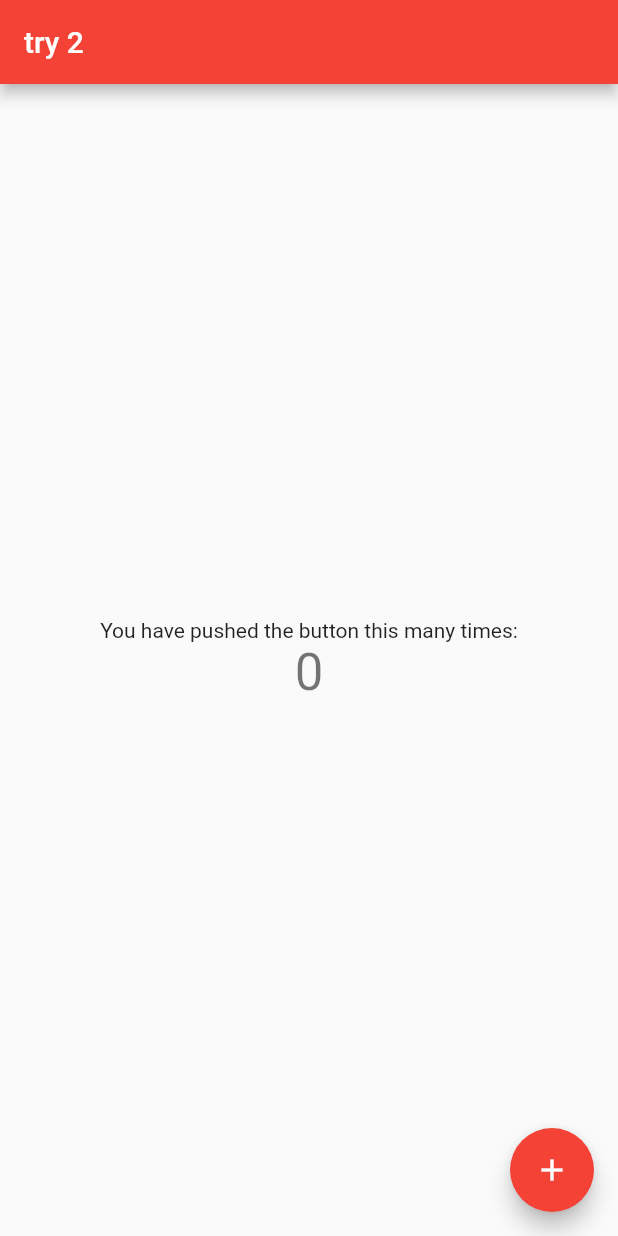
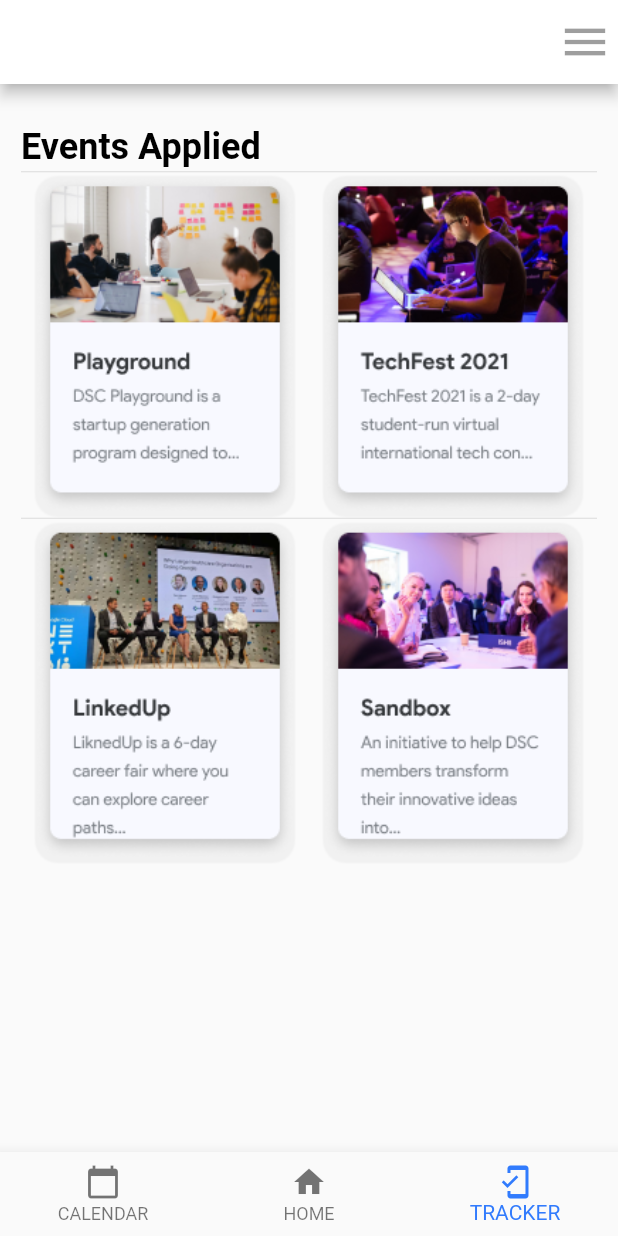
Before and after one commit to dsc-ateneo-de-manila-university/dsc-loyola-app, a Flutter app: the screen it shows after launch, on a phone screen of 412 x 824 dp. Run offline on Flutter 3.47's test engine with Material 2 defaults, Android fonts, the light colour scheme and no system bars.

Commit message:
created tracker - events applied screen, no functionality yet, cards are placeholders

```diff
--- a/lib/main.dart
+++ b/lib/main.dart
@@ -9,105 +9,147 @@ class MyApp extends StatelessWidget {
   @override
   Widget build(BuildContext context) {
     return MaterialApp(
-      title: 'Flutter Demo',
+      title: 'Tracker',
       theme: ThemeData(
-        // This is the theme of your application.
-        //
-        // Try running your application with "flutter run". You'll see the
-        // application has a blue toolbar. Then, without quitting the app, try
-        // changing the primarySwatch below to Colors.green and then invoke
-        // "hot reload" (press "r" in the console where you ran "flutter run",
-        // or simply save your changes to "hot reload" in a Flutter IDE).
-        // Notice that the counter didn't resetgit back to zero; the application
-        // is not restarted.
-        primarySwatch: Colors.red,
+        primaryColor: Colors.white
       ),
-      home: MyHomePage(title: 'try 2'),
+      home: Tracker(),
     );
   }
 }
 
-class MyHomePage extends StatefulWidget {
-  MyHomePage({Key key, this.title}) : super(key: key);
-
-  // This widget is the home page of your application. It is stateful, meaning
-  // that it has a State object (defined below) that contains fields that affect
-  // how it looks.
-
-  // This class is the configuration for the state. It holds the values (in this
-  // case the title) provided by the parent (in this case the App widget) and
-  // used by the build method of the State. Fields in a Widget subclass are
-  // always marked "final".
-
-  final String title;
-
-  @override
-  _MyHomePageState createState() => _MyHomePageState();
-}
-
-class _MyHomePageState extends State<MyHomePage> {
-  int _counter = 0;
-
-  void _incrementCounter() {
-    setState(() {
-      // This call to setState tells the Flutter framework that something has
-      // changed in this State, which causes it to rerun the build method below
-      // so that the display can reflect the updated values. If we changed
-      // _counter without calling setState(), then the build method would not be
-      // called again, and so nothing would appear to happen.
-      _counter++;
-    });
-  }
-
+class Tracker extends StatelessWidget {
   @override
   Widget build(BuildContext context) {
-    // This method is rerun every time setState is called, for instance as done
-    // by the _incrementCounter method above.
-    //
-    // The Flutter framework has been optimized to make rerunning build methods
-    // fast, so that you can just rebuild anything that needs updating rather
-    // than having to individually change instances of widgets.
     return Scaffold(
       appBar: AppBar(
-        // Here we take the value from the MyHomePage object that was created by
-        // the App.build method, and use it to set our appbar title.
-        title: Text(widget.title),
+        actions: [
+          IconButton(icon: Icon(Icons.menu, size: 36.0,), onPressed: null)
+        ],
       ),
-      body: Center(
-        // Center is a layout widget. It takes a single child and positions it
-        // in the middle of the parent.
+      body: Container(
+        margin: EdgeInsets.only(top: 28.0, left: 14.0, bottom: 28.0, right: 14.0),
         child: Column(
-          // Column is also a layout widget. It takes a list of children and
-          // arranges them vertically. By default, it sizes itself to fit its
-          // children horizontally, and tries to be as tall as its parent.
-          //
-          // Invoke "debug painting" (press "p" in the console, choose the
-          // "Toggle Debug Paint" action from the Flutter Inspector in Android
-          // Studio, or the "Toggle Debug Paint" command in Visual Studio Code)
-          // to see the wireframe for each widget.
-          //
-          // Column has various properties to control how it sizes itself and
-          // how it positions its children. Here we use mainAxisAlignment to
-          // center the children vertically; the main axis here is the vertical
-          // axis because Columns are vertical (the cross axis would be
-          // horizontal).
-          mainAxisAlignment: MainAxisAlignment.center,
-          children: <Widget>[
-            Text(
-              'You have pushed the button this many times:',
+          children: [
+            Row(
+              mainAxisAlignment: MainAxisAlignment.start,
+              children: [
+                Text(
+                  'Events Applied',
+                  style: Theme.of(context).textTheme.headline5.copyWith(
+                    fontWeight: FontWeight.bold,
+                    color: Colors.black,
+                    fontSize: 24.0,
+                  ),
+                ),
+              ],
             ),
-            Text(
-              '$_counter',
-              style: Theme.of(context).textTheme.headline4,
+            Divider(height: 5.0),
+            Row(
+              mainAxisAlignment: MainAxisAlignment.spaceAround,
+              children: [
+                Container(
+                  decoration: BoxDecoration(
+                    boxShadow: [
+                      BoxShadow(
+                        color: Colors.grey.withOpacity(0.1),
+                        spreadRadius: 0.05,
+                        blurRadius: 0.3,
+                        offset: Offset(0, 1),
+                      )
+                    ],
+                    borderRadius: BorderRadius.circular(15.0),
+                  ),
+                  child: Image.asset(
+                    'images/Vertical_Card_Playground.png',
+                    width: 172,
+                    height: 226,
+                  ),
+                ),
+                Container(
+                  decoration: BoxDecoration(
+                    boxShadow: [
+                      BoxShadow(
+                        color: Colors.grey.withOpacity(0.1),
+                        spreadRadius: 0.05,
+                        blurRadius: 0.3,
+                        offset: Offset(0, 1),
+                      )
+                    ],
+                    borderRadius: BorderRadius.circular(15.0),
+                  ),
+                  child: Image.asset(
+                    'images/Vertical_Card_TechFest.png',
+                    width: 172,
+                    height: 226,
+                  ),
+                ),
+              ],
+            ),
+            Divider(height: 5.0),
+            Row(
+              mainAxisAlignment: MainAxisAlignment.spaceAround,
+              children: [
+                Container(
+                  decoration: BoxDecoration(
+                    boxShadow: [
+                      BoxShadow(
+                        color: Colors.grey.withOpacity(0.1),
+                        spreadRadius: 0.05,
+                        blurRadius: 0.3,
+                        offset: Offset(0, 1),
+                      )
+                    ],
+                    borderRadius: BorderRadius.circular(15.0),
+                  ),
+                  child: Image.asset(
+                    'images/Vertical_Card_LinkedUp.png',
+                    width: 172,
+                    height: 226,
+                  ),
+                ),
+                Container(
+                  decoration: BoxDecoration(
+                    boxShadow: [
+                      BoxShadow(
+                        color: Colors.grey.withOpacity(0.1),
+                        spreadRadius: 0.05,
+                        blurRadius: 0.3,
+                        offset: Offset(0, 1),
+                      )
+                    ],
+                    borderRadius: BorderRadius.circular(15.0),
+                  ),
+                  child: Image.asset(
+                    'images/Vertical_Card_SandBox.png',
+                    width: 172,
+                    height: 226,
+                  ),
+                ),
+              ],
             ),
           ],
         ),
       ),
-      floatingActionButton: FloatingActionButton(
-        onPressed: _incrementCounter,
-        tooltip: 'Increment',
-        child: Icon(Icons.add),
-      ), // This trailing comma makes auto-formatting nicer for build methods.
+      bottomNavigationBar: BottomNavigationBar(
+        currentIndex: 2,
+        fixedColor: Color.fromARGB(255, 49, 123, 253),
+        items: [
+          BottomNavigationBarItem(
+            label: "CALENDAR",
+            icon: Icon(Icons.calendar_today)
+          ),
+          BottomNavigationBarItem(
+            label: "HOME",
+            icon: Icon(Icons.home)
+          ),
+          BottomNavigationBarItem(
+            label: "TRACKER",
+            icon: Icon(Icons.mobile_friendly)
+          ),
+        ],
+        onTap: null,
+      ),
     );
   }
 }
--- a/pubspec.yaml
+++ b/pubspec.yaml
@@ -44,6 +44,9 @@ flutter:
   # the material Icons class.
   uses-material-design: true
 
+  assets:
+    - images/
+
   # To add assets to your application, add an assets section, like this:
   # assets:
   #   - images/a_dot_burr.jpeg
```
Also changed, not shown: images/Vertical_Card_LinkedUp.png (added), images/Vertical_Card_Playground.png (added), images/Vertical_Card_SandBox.png (added), images/Vertical_Card_TechFest.png (added), 1 other file.
